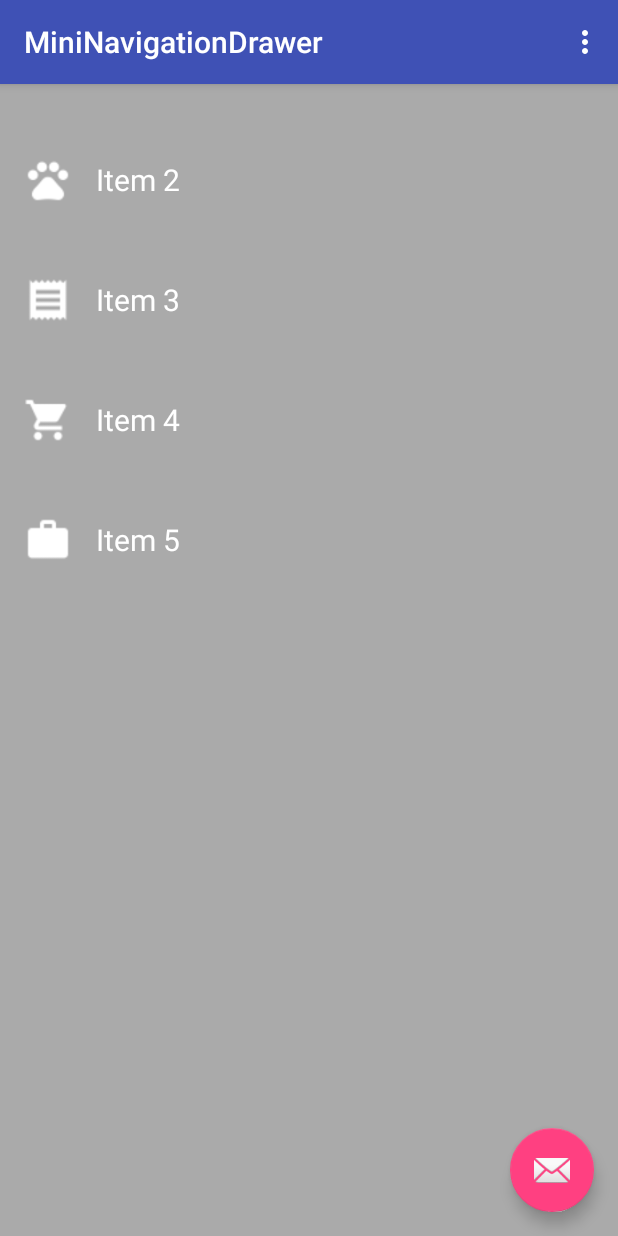
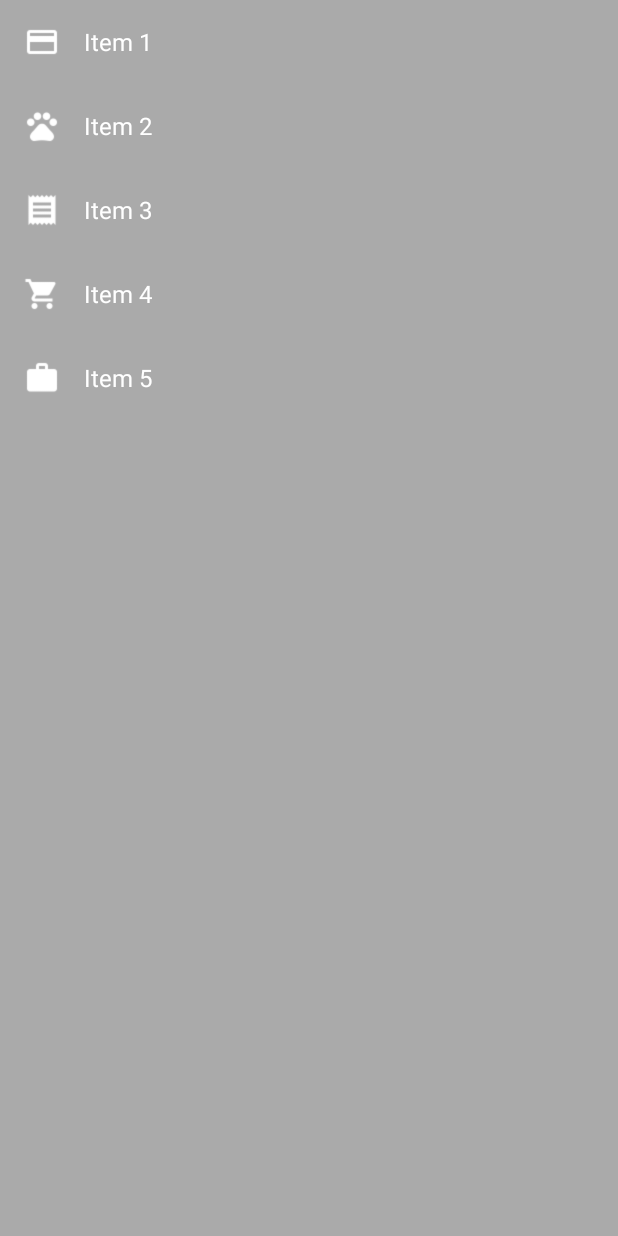
Before and after one commit to nganthony/MiniNavigationDrawer, an Android app: the screen it shows after launch (MainActivity), on a phone screen of 412 x 824 dp. Run offline under Robolectric (Android 15) with nearby library versions, the phone set to English and light mode, and no system bars.

Commit message:
Clean up layout files and adjust padding on menu items

```diff
--- a/app/src/main/java/com/ng/anthony/mininavigationdrawer/MainActivity.java
+++ b/app/src/main/java/com/ng/anthony/mininavigationdrawer/MainActivity.java
@@ -15,17 +15,6 @@ public class MainActivity extends AppCompatActivity {
     protected void onCreate(Bundle savedInstanceState) {
         super.onCreate(savedInstanceState);
         setContentView(R.layout.activity_main);
-        Toolbar toolbar = (Toolbar) findViewById(R.id.toolbar);
-        setSupportActionBar(toolbar);
-
-        FloatingActionButton fab = (FloatingActionButton) findViewById(R.id.fab);
-        fab.setOnClickListener(new View.OnClickListener() {
-            @Override
-            public void onClick(View view) {
-                Snackbar.make(view, "Replace with your own action", Snackbar.LENGTH_LONG)
-                        .setAction("Action", null).show();
-            }
-        });
     }
 
     @Override
--- a/app/src/main/res/layout/activity_main.xml
+++ b/app/src/main/res/layout/activity_main.xml
@@ -6,20 +6,6 @@
     android:layout_height="match_parent" android:fitsSystemWindows="true"
     tools:context=".MainActivity">
 
-    <android.support.design.widget.AppBarLayout android:layout_height="wrap_content"
-        android:layout_width="match_parent" android:theme="@style/AppTheme.AppBarOverlay">
-
-        <android.support.v7.widget.Toolbar android:id="@+id/toolbar"
-            android:layout_width="match_parent" android:layout_height="?attr/actionBarSize"
-            android:background="?attr/colorPrimary" app:popupTheme="@style/AppTheme.PopupOverlay" />
-
-    </android.support.design.widget.AppBarLayout>
-
     <include layout="@layout/content_main" />
 
-    <android.support.design.widget.FloatingActionButton android:id="@+id/fab"
-        android:layout_width="wrap_content" android:layout_height="wrap_content"
-        android:layout_gravity="bottom|end" android:layout_margin="@dimen/fab_margin"
-        android:src="@android:drawable/ic_dialog_email" />
-
 </android.support.design.widget.CoordinatorLayout>
--- a/app/src/main/res/layout/content_main.xml
+++ b/app/src/main/res/layout/content_main.xml
@@ -4,6 +4,7 @@
     android:layout_width="match_parent"
     android:layout_height="match_parent">
 
+    <!--Master fragment-->
     <fragment
         android:name="com.ng.anthony.mininavigationdrawer.MasterFragment"
         android:layout_width="220dp"
@@ -11,8 +12,10 @@
         android:id="@+id/fragment_master">
     </fragment>
 
+    <!--Detail layout -->
     <FrameLayout
-        android:layout_width="700dp"
-        android:layout_height="match_parent">
+        android:layout_width="1000dp"
+        android:layout_height="match_parent"
+        android:layout_marginLeft="56dp">
     </FrameLayout>
 </android.support.v4.widget.SlidingPaneLayout>
--- a/app/src/main/res/layout/row_menu_action_item.xml
+++ b/app/src/main/res/layout/row_menu_action_item.xml
@@ -7,15 +7,15 @@
 
     <ImageView
         android:id="@+id/menu_item_image_view"
-        android:layout_width="48dp"
-        android:layout_height="48dp"
-        android:paddingRight="16dp"/>
+        android:layout_width="24dp"
+        android:layout_height="24dp"
+        android:layout_marginRight="16dp"/>
 
     <TextView
         android:id="@+id/menu_item_text_view"
         android:layout_width="wrap_content"
         android:layout_height="wrap_content"
-        android:textSize="20sp"
+        android:textSize="16sp"
         android:textColor="@android:color/white"/>
 
 </LinearLayout>
```
